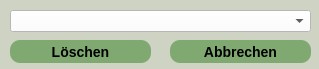
Above: windows/deletedialog.ui from koc-schule/bewertungsrechner before the change. Below: the same form after it.
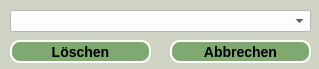
That is the form after the change.

Commit message: Removed "porder-width" typo

The edit to the form file:
```diff
--- a/windows/deletedialog.ui
+++ b/windows/deletedialog.ui
@@ -44,7 +44,7 @@
    <property name="styleSheet">
     <string notr="true">background-color: rgb(127, 169, 112);
 border-style: outset;
-porder-width: 2px;
+border-width: 2px;
 border-radius:  10px;
 border-color: white;
 font: bold 14px;</string>
@@ -65,7 +65,7 @@
    <property name="styleSheet">
     <string notr="true">background-color: rgb(127, 169, 112);
 border-style: outset;
-porder-width: 2px;
+border-width: 2px;
 border-radius:  10px;
 border-color: white;
 font: bold 14px;</string>
```
The commit also changes 5 other files.
